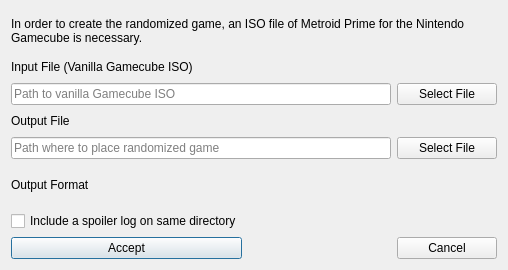
This is randovania/gui/ui_files/prime_game_export_dialog.ui in randovania/randovania as Qt 5 draws it before an edit. The edited form follows.
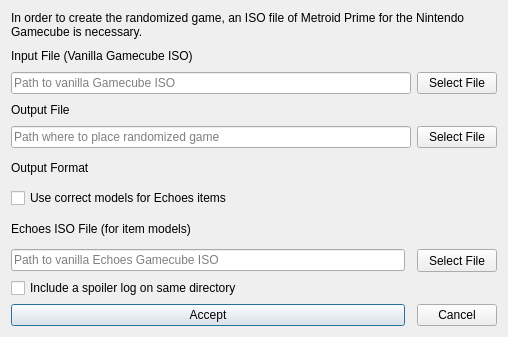
This is the edited form.

Commit message: Cross Game Models  (#2842)

What changed in the file:
```diff
--- a/randovania/gui/ui_files/prime_game_export_dialog.ui
+++ b/randovania/gui/ui_files/prime_game_export_dialog.ui
@@ -7,20 +7,54 @@
     <x>0</x>
     <y>0</y>
     <width>508</width>
-    <height>270</height>
+    <height>337</height>
    </rect>
   </property>
   <property name="windowTitle">
    <string>Game Patching</string>
   </property>
   <layout class="QGridLayout" name="gridLayout">
-   <item row="9" column="0">
+   <item row="3" column="0" colspan="2">
+    <widget class="QLabel" name="output_file_label">
+     <property name="maximumSize">
+      <size>
+       <width>16777215</width>
+       <height>20</height>
+      </size>
+     </property>
+     <property name="text">
+      <string>Output File</string>
+     </property>
+    </widget>
+   </item>
+   <item row="12" column="0">
     <widget class="QPushButton" name="accept_button">
      <property name="text">
       <string>Accept</string>
      </property>
     </widget>
    </item>
+   <item row="11" column="0">
+    <widget class="QCheckBox" name="auto_save_spoiler_check">
+     <property name="text">
+      <string>Include a spoiler log on same directory</string>
+     </property>
+    </widget>
+   </item>
+   <item row="7" column="0">
+    <widget class="QCheckBox" name="echoes_models_check">
+     <property name="text">
+      <string>Use correct models for Echoes items</string>
+     </property>
+    </widget>
+   </item>
+   <item row="8" column="0">
+    <widget class="QLabel" name="echoes_file_label">
+     <property name="text">
+      <string>Echoes ISO File (for item models)</string>
+     </property>
+    </widget>
+   </item>
    <item row="2" column="2">
     <widget class="QPushButton" name="input_file_button">
      <property name="maximumSize">
@@ -34,7 +68,34 @@
      </property>
     </widget>
    </item>
-   <item row="5" column="2">
+   <item row="9" column="2">
+    <widget class="QPushButton" name="echoes_file_button">
+     <property name="minimumSize">
+      <size>
+       <width>0</width>
+       <height>23</height>
+      </size>
+     </property>
+     <property name="text">
+      <string>Select File</string>
+     </property>
+    </widget>
+   </item>
+   <item row="12" column="2">
+    <widget class="QPushButton" name="cancel_button">
+     <property name="text">
+      <string>Cancel</string>
+     </property>
+    </widget>
+   </item>
+   <item row="2" column="0" colspan="2">
+    <widget class="QLineEdit" name="input_file_edit">
+     <property name="placeholderText">
+      <string>Path to vanilla Gamecube ISO</string>
+     </property>
+    </widget>
+   </item>
+   <item row="4" column="2">
     <widget class="QPushButton" name="output_file_button">
      <property name="maximumSize">
       <size>
@@ -60,14 +121,17 @@
      </property>
     </widget>
    </item>
-   <item row="2" column="0" colspan="2">
-    <widget class="QLineEdit" name="input_file_edit">
+   <item row="9" column="0">
+    <widget class="QLineEdit" name="echoes_file_edit">
+     <property name="text">
+      <string/>
+     </property>
      <property name="placeholderText">
-      <string>Path to vanilla Gamecube ISO</string>
+      <string>Path to vanilla Echoes Gamecube ISO</string>
      </property>
     </widget>
    </item>
-   <item row="7" column="0">
+   <item row="6" column="0">
     <layout class="QHBoxLayout" name="output_format_layout">
      <item>
       <widget class="QLabel" name="output_format_label">
@@ -78,10 +142,10 @@
      </item>
     </layout>
    </item>
-   <item row="9" column="2">
-    <widget class="QPushButton" name="cancel_button">
-     <property name="text">
-      <string>Cancel</string>
+   <item row="4" column="0" colspan="2">
+    <widget class="QLineEdit" name="output_file_edit">
+     <property name="placeholderText">
+      <string>Path where to place randomized game</string>
      </property>
     </widget>
    </item>
@@ -95,33 +159,6 @@
      </property>
     </widget>
    </item>
-   <item row="5" column="0" colspan="2">
-    <widget class="QLineEdit" name="output_file_edit">
-     <property name="placeholderText">
-      <string>Path where to place randomized game</string>
-     </property>
-    </widget>
-   </item>
-   <item row="4" column="0" colspan="2">
-    <widget class="QLabel" name="output_file_label">
-     <property name="maximumSize">
-      <size>
-       <width>16777215</width>
-       <height>20</height>
-      </size>
-     </property>
-     <property name="text">
-      <string>Output File</string>
-     </property>
-    </widget>
-   </item>
-   <item row="8" column="0">
-    <widget class="QCheckBox" name="auto_save_spoiler_check">
-     <property name="text">
-      <string>Include a spoiler log on same directory</string>
-     </property>
-    </widget>
-   </item>
   </layout>
  </widget>
  <layoutdefault spacing="6" margin="11"/>
```
The commit also changes 33 other files.
